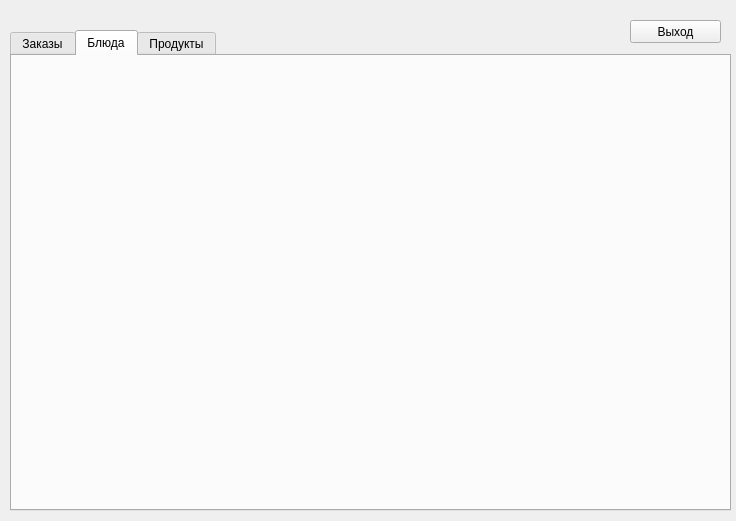
244sinfall/fastfoodDeliveryAggregator, file adminmenu.ui: the form before one commit.
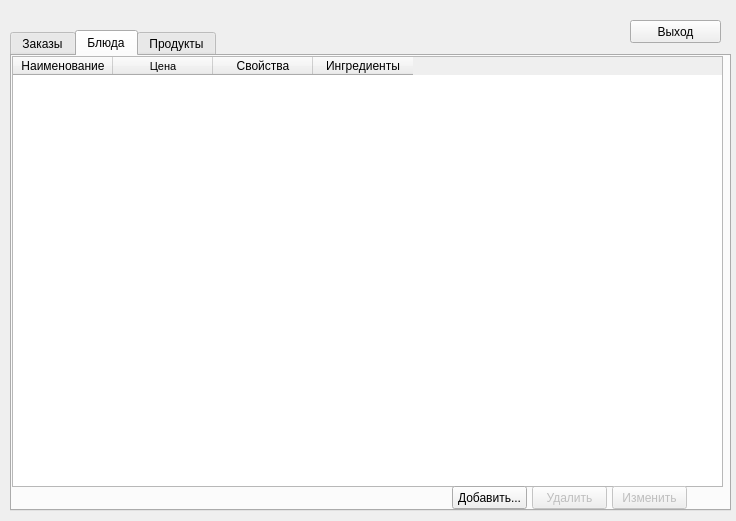
The form after the commit. The open tabs and pages were chosen to show the change.

Diff of the .ui file:
```diff
--- a/adminmenu.ui
+++ b/adminmenu.ui
@@ -47,6 +47,111 @@
     <attribute name="title">
      <string>Блюда</string>
     </attribute>
+    <widget class="QPushButton" name="deleteFoodButton">
+     <property name="enabled">
+      <bool>false</bool>
+     </property>
+     <property name="geometry">
+      <rect>
+       <x>520</x>
+       <y>430</y>
+       <width>75</width>
+       <height>23</height>
+      </rect>
+     </property>
+     <property name="text">
+      <string>Удалить</string>
+     </property>
+    </widget>
+    <widget class="QTableWidget" name="foodsTable">
+     <property name="geometry">
+      <rect>
+       <x>0</x>
+       <y>0</y>
+       <width>711</width>
+       <height>431</height>
+      </rect>
+     </property>
+     <property name="minimumSize">
+      <size>
+       <width>511</width>
+       <height>0</height>
+      </size>
+     </property>
+     <property name="editTriggers">
+      <set>QAbstractItemView::NoEditTriggers</set>
+     </property>
+     <property name="columnCount">
+      <number>4</number>
+     </property>
+     <column>
+      <property name="text">
+       <string>Наименование</string>
+      </property>
+     </column>
+     <column>
+      <property name="text">
+       <string>Цена</string>
+      </property>
+      <property name="font">
+       <font>
+        <pointsize>8</pointsize>
+       </font>
+      </property>
+     </column>
+     <column>
+      <property name="text">
+       <string>Свойства</string>
+      </property>
+     </column>
+     <column>
+      <property name="text">
+       <string>Ингредиенты</string>
+      </property>
+     </column>
+    </widget>
+    <widget class="QPushButton" name="editFoodButton">
+     <property name="enabled">
+      <bool>false</bool>
+     </property>
+     <property name="geometry">
+      <rect>
+       <x>600</x>
+       <y>430</y>
+       <width>75</width>
+       <height>23</height>
+      </rect>
+     </property>
+     <property name="text">
+      <string>Изменить</string>
+     </property>
+    </widget>
+    <widget class="QPushButton" name="addFoodButton">
+     <property name="geometry">
+      <rect>
+       <x>440</x>
+       <y>430</y>
+       <width>75</width>
+       <height>23</height>
+      </rect>
+     </property>
+     <property name="text">
+      <string>Добавить...</string>
+     </property>
+    </widget>
+    <widget class="QLabel" name="foodStatusLabel">
+     <property name="geometry">
+      <rect>
+       <x>220</x>
+       <y>430</y>
+       <width>201</width>
+       <height>20</height>
+      </rect>
+     </property>
+     <property name="text">
+      <string/>
+     </property>
+    </widget>
    </widget>
    <widget class="QWidget" name="productsTab">
     <attribute name="title">
```
Left out of the diff: 4 changed lines with no effect on the pictures.
